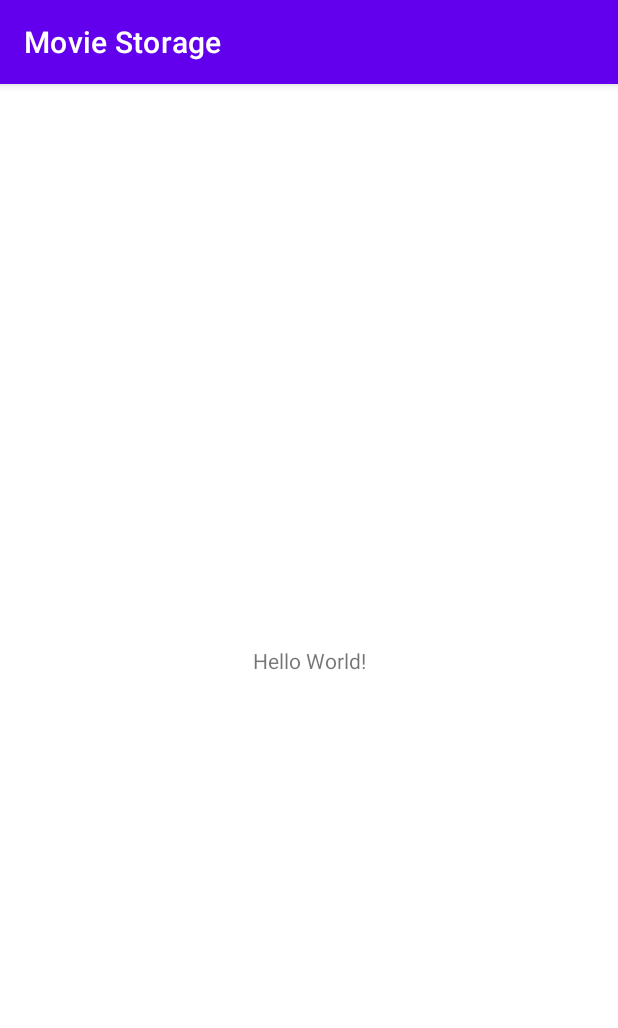
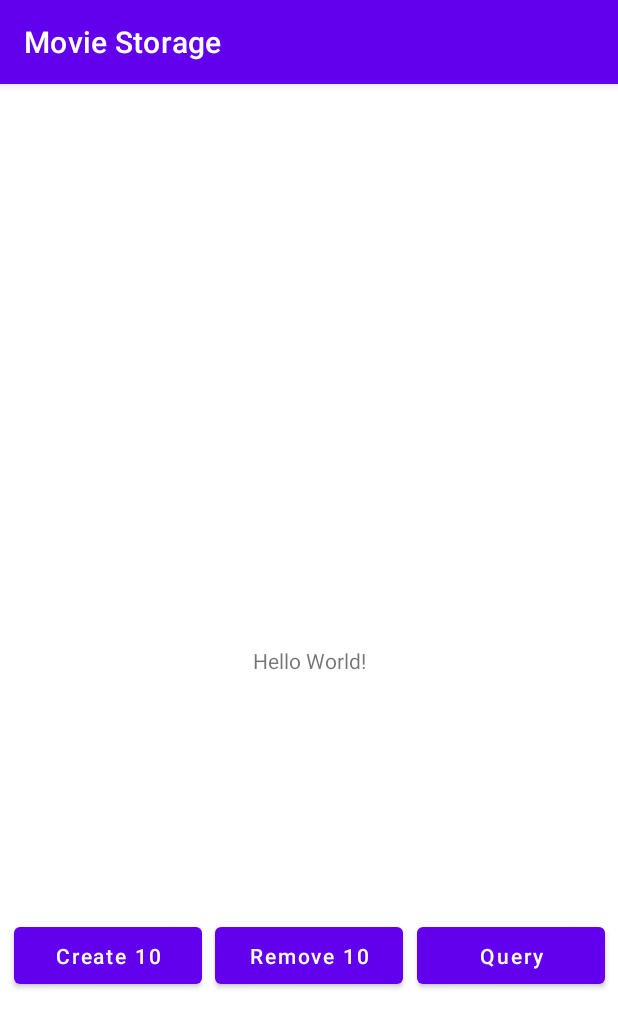
Before and after one commit to sergey-ivanenko/rsschool2021-Android-task4, an Android app: the screen it shows after launch (MainActivity), on a phone screen of 412 x 824 dp. Shown: the top 1028 px of the screen. Run offline under Robolectric (Android 15) with nearby library versions, the phone set to English and light mode, and no system bars; libraries missing offline, so code that uses them is left out: com.j256.ormlite; 1 statement that could not run was skipped.

```diff
--- a/app/src/main/java/io/github/sergey_ivanenko/moviestorage/MainActivity.kt
+++ b/app/src/main/java/io/github/sergey_ivanenko/moviestorage/MainActivity.kt
@@ -2,10 +2,47 @@ package io.github.sergey_ivanenko.moviestorage
 
 import androidx.appcompat.app.AppCompatActivity
 import android.os.Bundle
+import android.widget.Button
+import android.widget.TextView
+import com.j256.ormlite.dao.Dao
+import io.github.sergey_ivanenko.moviestorage.data.dao.DatabaseHelper
+import io.github.sergey_ivanenko.moviestorage.data.model.Movie
 
 class MainActivity : AppCompatActivity() {
+
+    private val databaseHelper = DatabaseHelper(this)
+
     override fun onCreate(savedInstanceState: Bundle?) {
         super.onCreate(savedInstanceState)
         setContentView(R.layout.activity_main)
+
+        val textView = findViewById<TextView>(R.id.textView)
+
+
+        val moviesDao: Dao<Movie, Int> = databaseHelper.getMovieDao()
+        /*val listMovies = moviesDao.queryForAll()*/
+
+        val createButton = findViewById<Button>(R.id.createButton).setOnClickListener {
+
+            moviesDao.create(Movie(0, "Back to the future 1", 1985, "Fantasy"))
+            moviesDao.create(Movie(0, "Back to the future 2", 1989, "Fantasy"))
+            moviesDao.create(Movie(0, "Back to the future 3", 1990, "Fantasy"))
+
+        }
+
+        val removeButton = findViewById<Button>(R.id.removeButton).setOnClickListener {
+            moviesDao.delete(moviesDao.queryForAll())
+        }
+
+        val queryButton = findViewById<Button>(R.id.queryButton).setOnClickListener {
+            textView.text = moviesDao.queryForAll().toString()
+        }
+
+
+    }
+
+    override fun onDestroy() {
+        super.onDestroy()
+        databaseHelper.close()
     }
 }
--- /dev/null
+++ b/app/src/main/java/io/github/sergey_ivanenko/moviestorage/data/dao/DatabaseHelper.kt
@@ -0,0 +1,47 @@
+package io.github.sergey_ivanenko.moviestorage.data.dao
+
+import android.content.Context
+import android.database.sqlite.SQLiteDatabase
+import com.j256.ormlite.android.apptools.OrmLiteSqliteOpenHelper
+import com.j256.ormlite.dao.Dao
+import com.j256.ormlite.support.ConnectionSource
+import com.j256.ormlite.table.TableUtils
+import io.github.sergey_ivanenko.moviestorage.data.model.Movie
+
+class DatabaseHelper(context: Context) :
+    OrmLiteSqliteOpenHelper(context, DB_NAME, null, DB_VERSION) {
+
+    private var movieDao: Dao<Movie, Int>? = null
+
+    override fun onCreate(database: SQLiteDatabase?, connectionSource: ConnectionSource?) {
+        TableUtils.createTableIfNotExists(connectionSource, Movie::class.java)
+    }
+
+    override fun onUpgrade(
+        database: SQLiteDatabase?,
+        connectionSource: ConnectionSource?,
+        oldVersion: Int,
+        newVersion: Int,
+    ) {
+        TableUtils.dropTable<Movie, Any>(connectionSource, Movie::class.java, true)
+        onCreate(database, connectionSource)
+    }
+
+    fun getMovieDao(): Dao<Movie, Int> {
+        if (movieDao != null) {
+            return movieDao as Dao<Movie, Int>
+        }
+
+        return super.getDao(Movie::class.java)
+    }
+
+    override fun close() {
+        super.close()
+        movieDao = null
+    }
+
+    companion object {
+        private const val DB_NAME = "movies_storage.db"
+        private const val DB_VERSION = 1
+    }
+}
--- a/app/src/main/res/layout/activity_main.xml
+++ b/app/src/main/res/layout/activity_main.xml
@@ -6,7 +6,44 @@
     android:layout_height="match_parent"
     tools:context=".MainActivity">
 
+    <Button
+        android:id="@+id/createButton"
+        android:layout_width="125dp"
+        android:layout_height="50dp"
+        android:text="Create 10"
+        android:textAllCaps="false"
+        app:layout_constraintBottom_toBottomOf="parent"
+        app:layout_constraintEnd_toStartOf="@+id/removeButton"
+        app:layout_constraintHorizontal_bias="0.5"
+        app:layout_constraintStart_toStartOf="parent"
+        app:layout_constraintTop_toBottomOf="@+id/textView" />
+
+    <Button
+        android:id="@+id/removeButton"
+        android:layout_width="125dp"
+        android:layout_height="50dp"
+        android:text="Remove 10"
+        android:textAllCaps="false"
+        app:layout_constraintBottom_toBottomOf="parent"
+        app:layout_constraintEnd_toStartOf="@+id/queryButton"
+        app:layout_constraintHorizontal_bias="0.5"
+        app:layout_constraintStart_toEndOf="@+id/createButton"
+        app:layout_constraintTop_toBottomOf="@+id/textView" />
+
+    <Button
+        android:id="@+id/queryButton"
+        android:layout_width="125dp"
+        android:layout_height="50dp"
+        android:text="Query"
+        android:textAllCaps="false"
+        app:layout_constraintBottom_toBottomOf="parent"
+        app:layout_constraintEnd_toEndOf="parent"
+        app:layout_constraintHorizontal_bias="0.5"
+        app:layout_constraintStart_toEndOf="@+id/removeButton"
+        app:layout_constraintTop_toBottomOf="@+id/textView" />
+
     <TextView
+        android:id="@+id/textView"
         android:layout_width="wrap_content"
         android:layout_height="wrap_content"
         android:text="Hello World!"
--- a/app/src/main/res/values/strings.xml
+++ b/app/src/main/res/values/strings.xml
@@ -1,3 +1,5 @@
 <resources>
     <string name="app_name">Movie Storage</string>
+    <!-- TODO: Remove or change this placeholder text -->
+    <string name="hello_blank_fragment">Hello blank fragment</string>
 </resources>
--- a/settings.gradle
+++ b/settings.gradle
@@ -3,7 +3,6 @@ dependencyResolutionManagement {
     repositories {
         google()
         mavenCentral()
-        jcenter() // Warning: this repository is going to shut down soon
     }
 }
 rootProject.name = "Movie Storage"
```
Also changed, not shown: app/build.gradle (+10 -1 lines), app/src/main/java/io/github/sergey_ivanenko/moviestorage/data/dao/MoviesDao.kt (added, +8 -0 lines), app/src/main/java/io/github/sergey_ivanenko/moviestorage/data/model/Movie.kt (added, +33 -0 lines), app/src/main/java/io/github/sergey_ivanenko/moviestorage/fragments/add/AddMovieFragment.kt (added, +19 -0 lines), app/src/main/java/io/github/sergey_ivanenko/moviestorage/fragments/list/MovieListFragment.kt (added, +19 -0 lines), app/src/main/java/io/github/sergey_ivanenko/moviestorage/fragments/settings/SettingsFragment.kt (added, +19 -0 lines), app/src/main/res/layout/fragment_add_movie.xml (added, +14 -0 lines), app/src/main/res/layout/fragment_movie_list.xml (added, +14 -0 lines), app/src/main/res/layout/fragment_settings.xml (added, +14 -0 lines), app/src/main/res/navigation/nav_graph.xml (added, +38 -0 lines), 1 other file.
